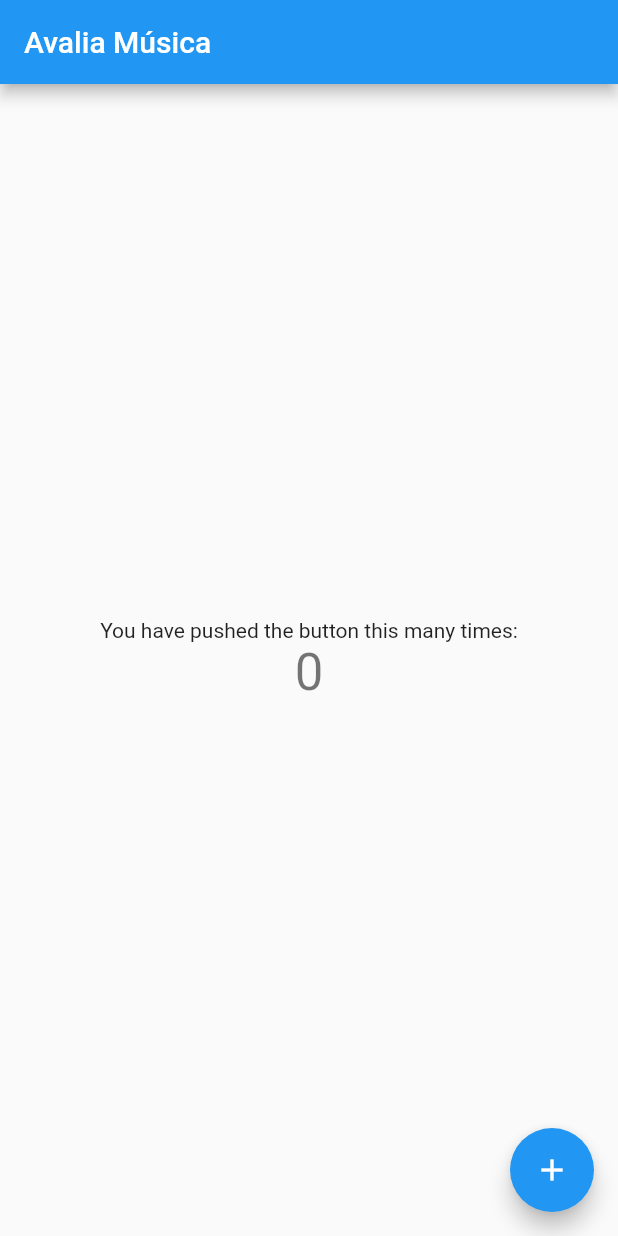
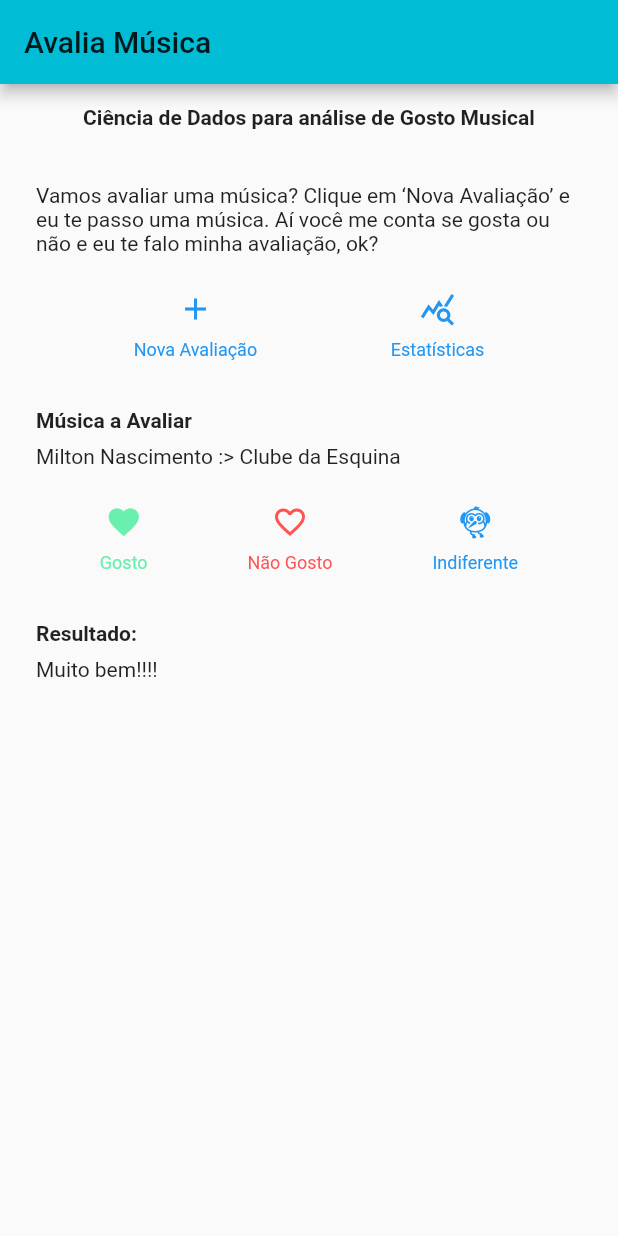
Before and after one commit to ArnaldoBichara/cliente-avaliamusica, a Flutter app: the screen it shows after launch, on a phone screen of 412 x 824 dp. Run offline on Flutter 3.47's test engine with Material 2 defaults, Android fonts, the phone set to English and light mode, and no system bars.

Commit message:
layout inicial definido

```diff
--- a/lib/main.dart
+++ b/lib/main.dart
@@ -1,36 +1,165 @@
 import 'package:flutter/material.dart';
 
 void main() {
-  runApp(const MyApp());
+  runApp(const AvaliaMusica());
 }
 
-class MyApp extends StatelessWidget {
-  const MyApp({Key? key}) : super(key: key);
+class AvaliaMusica extends StatelessWidget {
+  const AvaliaMusica({Key? key}) : super(key: key);
 
   // This widget is the root of your application.
   @override
   Widget build(BuildContext context) {
+    Color color = Theme.of(context).primaryColor;
+
+    Widget regiaoDoTitulo = Container(
+      padding: const EdgeInsets.all(12),
+      child: Column(
+        crossAxisAlignment: CrossAxisAlignment.start,
+        children: [
+          Container(
+            padding: const EdgeInsets.only(top: 2),
+            child: const Text(
+              'Ciência de Dados para análise de Gosto Musical',
+              style: TextStyle(
+                fontWeight: FontWeight.bold,
+              ),
+            ),
+          ),
+        ],
+      ),
+    );
+
+    Widget regiaoMsgExplicativa = const Padding(
+      padding: EdgeInsets.all(24),
+      child: Text(
+        'Vamos avaliar uma música? Clique em ‘Nova Avaliação’ e eu '
+        'te passo uma música. Aí você me conta se gosta ou não e eu '
+        'te falo minha avaliação, ok?',
+        softWrap: true,
+      ),
+    );
+
+    Widget regiaoDosBotoesDeEscolha = Row(
+      mainAxisAlignment: MainAxisAlignment.spaceEvenly,
+      children: [
+        _buildButtonColumn(Colors.greenAccent, Icons.favorite, 'Gosto'),
+        _buildButtonColumn(
+            Colors.redAccent, Icons.favorite_border, 'Não Gosto'),
+        _buildButtonColumn(color, Icons.flutter_dash, 'Indiferente'),
+      ],
+    );
+    Widget regiaoDosBotoesDeAcao = Row(
+      mainAxisAlignment: MainAxisAlignment.spaceEvenly,
+      children: [
+        _buildButtonColumn(color, Icons.add, 'Nova Avaliação'),
+        _buildButtonColumn(color, Icons.query_stats, 'Estatísticas'),
+      ],
+    );
+    Widget regiaoNomeDaMusica = Container(
+      padding: const EdgeInsets.all(24),
+      child: Row(
+        children: [
+          Expanded(
+            child: Column(
+              crossAxisAlignment: CrossAxisAlignment.start,
+              children: [
+                Container(
+                  padding: const EdgeInsets.only(bottom: 8),
+                  child: const Text(
+                    'Música a Avaliar',
+                    textAlign: TextAlign.left,
+                    style: TextStyle(
+                      fontWeight: FontWeight.bold,
+                    ),
+                  ),
+                ),
+                const Text(
+                  'Milton Nascimento :> Clube da Esquina',
+                ),
+              ],
+            ),
+          ),
+        ],
+      ),
+    );
+
+    Widget regiaoMsgResultado = Container(
+      padding: const EdgeInsets.all(24),
+      child: Row(
+        children: [
+          Expanded(
+            child: Column(
+              crossAxisAlignment: CrossAxisAlignment.start,
+              children: [
+                Container(
+                  padding: const EdgeInsets.only(bottom: 8),
+                  child: const Text(
+                    'Resultado:',
+                    textAlign: TextAlign.left,
+                    style: TextStyle(
+                      fontWeight: FontWeight.bold,
+                    ),
+                  ),
+                ),
+                const Text(
+                  'Muito bem!!!!',
+                ),
+              ],
+            ),
+          ),
+        ],
+      ),
+    );
+
     return MaterialApp(
       title: 'Avalia Música',
       theme: ThemeData(
-        // This is the theme of your application.
-        //
-        // Try running your application with "flutter run". You'll see the
-        // application has a blue toolbar. Then, without quitting the app, try
-        // changing the primarySwatch below to Colors.green and then invoke
-        // "hot reload" (press "r" in the console where you ran "flutter run",
-        // or simply save your changes to "hot reload" in a Flutter IDE).
-        // Notice that the counter didn't reset back to zero; the application
-        // is not restarted.
-        primarySwatch: Colors.blue,
+        primarySwatch: Colors.cyan,
+        primaryColor: Colors.cyan,
       ),
-      home: const MyHomePage(title: 'Avalia Música'),
+      home: Scaffold(
+        appBar: AppBar(
+          title: const Text('Avalia Música'),
+        ),
+        body: Column(
+          children: [
+            regiaoDoTitulo,
+            regiaoMsgExplicativa,
+            regiaoDosBotoesDeAcao,
+            regiaoNomeDaMusica,
+            regiaoDosBotoesDeEscolha,
+            regiaoMsgResultado,
+          ],
+        ),
+      ),
     );
   }
 }
 
-class MyHomePage extends StatefulWidget {
-  const MyHomePage({Key? key, required this.title}) : super(key: key);
+Column _buildButtonColumn(Color color, IconData icon, String label) {
+  return Column(
+    mainAxisSize: MainAxisSize.min,
+    mainAxisAlignment: MainAxisAlignment.center,
+    children: [
+      Icon(icon, color: color),
+      Container(
+        margin: const EdgeInsets.only(top: 8, bottom: 8),
+        child: Text(
+          label,
+          style: TextStyle(
+            fontSize: 12,
+            fontWeight: FontWeight.w400,
+            color: color,
+          ),
+        ),
+      ),
+    ],
+  );
+}
+
+class MinhaHomePage extends StatefulWidget {
+  const MinhaHomePage({Key? key, required this.title}) : super(key: key);
 
   // This widget is the home page of your application. It is stateful, meaning
   // that it has a State object (defined below) that contains fields that affect
@@ -44,11 +173,13 @@
   final String title;
 
   @override
-  State<MyHomePage> createState() => _MyHomePageState();
+  State<MinhaHomePage> createState() => _MinhaHomePageState();
 }
 
-class _MyHomePageState extends State<MyHomePage> {
+class _MinhaHomePageState extends State<MinhaHomePage> {
   int _counter = 0;
+  String linha1 = "minha primeira linha:";
+  String linha2 = "minha segunda linha:";
 
   void _incrementCounter() {
     setState(() {
@@ -71,7 +202,7 @@
     // than having to individually change instances of widgets.
     return Scaffold(
       appBar: AppBar(
-        // Here we take the value from the MyHomePage object that was created by
+        // Here we take the value from the MinhaHomePage object that was created by
         // the App.build method, and use it to set our appbar title.
         title: Text(widget.title),
       ),
@@ -95,8 +226,11 @@
           // horizontal).
           mainAxisAlignment: MainAxisAlignment.center,
           children: <Widget>[
-            const Text(
-              'You have pushed the button this many times:',
+            Text(
+              linha1,
+            ),
+            Text(
+              linha2,
             ),
             Text(
               '$_counter',
```
